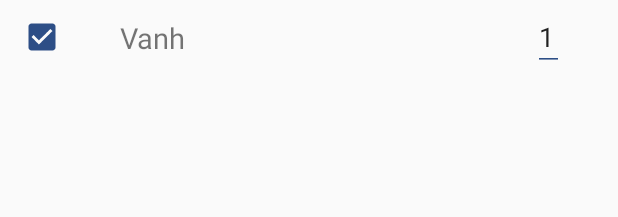
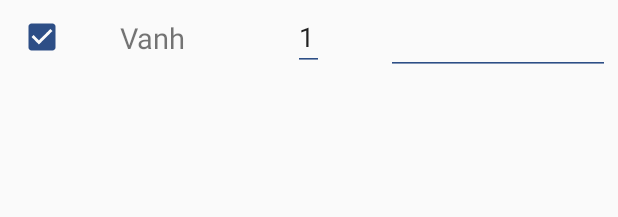
Before and after one commit to vietanhle97/SimpleCount, an Android app: the layout member.xml on its own in the app's theme, with its tools: preview values and no code run, on a phone screen of 412 x 824 dp. Shown: the top 217 px of the screen. Run offline under Robolectric (Android 15) with nearby library versions, the phone set to English and light mode, and no system bars.

Commit message:
add apk file

```diff
--- a/app/src/main/res/layout/member.xml
+++ b/app/src/main/res/layout/member.xml
@@ -37,10 +37,22 @@
             android:layout_width="wrap_content"
             android:layout_height="wrap_content"
             android:id="@+id/member_portion"
+            android:layout_centerHorizontal="true"
             android:text="1"
             android:inputType="number"
             android:layout_centerVertical="true"
-            android:layout_alignParentEnd="true"
+
             android:layout_marginEnd="36dp" />
+        <EditText
+            android:layout_width="match_parent"
+            android:layout_height="50dp"
+            android:layout_marginHorizontal="5dp"
+            android:id="@+id/member_amount"
+            android:textSize="19dp"
+            android:inputType="numberDecimal"
+            android:layout_gravity="center"
+            android:layout_toEndOf="@id/member_portion"
+            lay="true"
+            android:gravity="center"/>
     </RelativeLayout>
 </layout>
--- a/app/src/main/res/values/strings.xml
+++ b/app/src/main/res/values/strings.xml
@@ -1,7 +1,5 @@
 <resources>
     <string name="app_name">SimpleCount</string>
     <string name="action_settings">Settings</string>
-
-    <!-- TODO: Remove or change this placeholder text -->
     <string name="hello_blank_fragment">Hello blank fragment</string>
 </resources>
```
Also changed, not shown: app/src/main/res/layout/activity_expense_creation.xml (+1 -13 lines), app/src/main/res/layout/amount.xml (deleted, +0 -19 lines).
